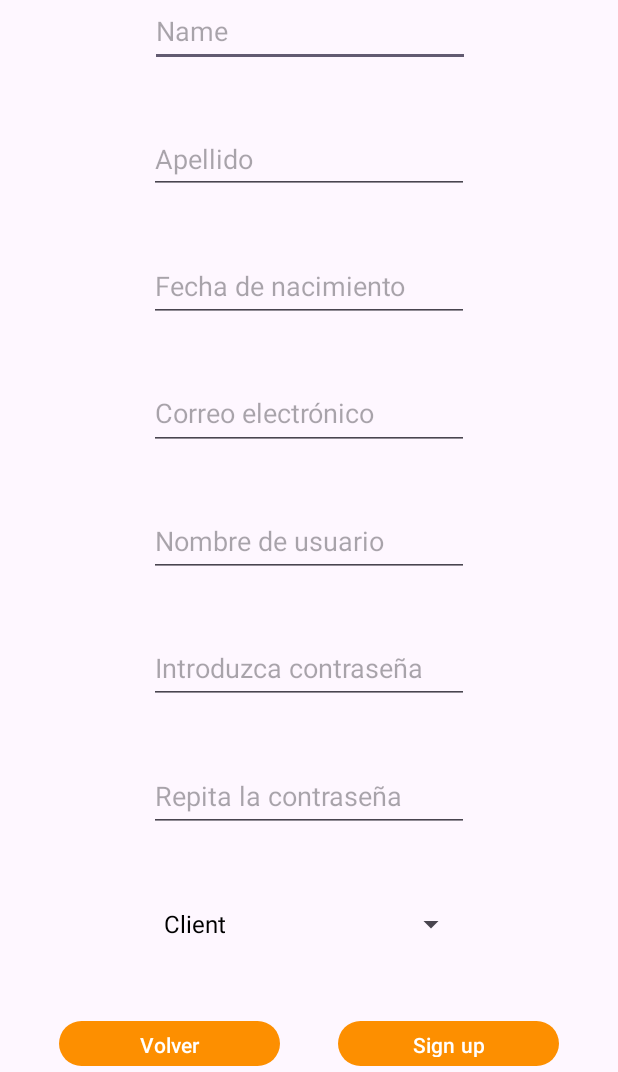
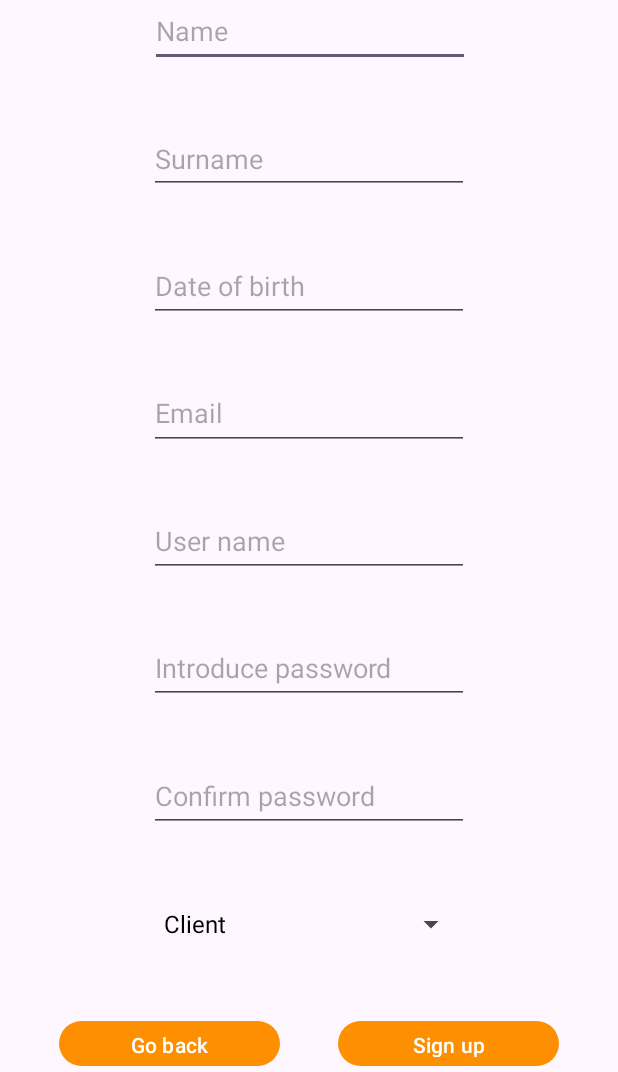
Before and after one commit to leirelasaam/EpicFitApp, an Android app: the RegistroActivity screen opened directly, with no data from a screen before it, on a phone screen of 412 x 824 dp, the part 164-1236 px from its top. Run offline under Robolectric (Android 15) with nearby library versions, the phone set to English and light mode, and no system bars; our stand-ins replace Firebase (no records; nobody signed in at launch, a user with empty details on screens opened directly).

Commit message:
Multi-idioma modificado

```diff
--- a/app/src/main/res/layout/activity_login.xml
+++ b/app/src/main/res/layout/activity_login.xml
@@ -11,7 +11,7 @@
         android:id="@+id/textViewUser"
         android:layout_width="59dp"
         android:layout_height="20dp"
-        android:text="Usuario"
+        android:text="@string/textViewUsuario"
         app:layout_constraintBottom_toTopOf="@+id/inputUser"
         app:layout_constraintEnd_toEndOf="parent"
         app:layout_constraintHorizontal_bias="0.21"
@@ -33,7 +33,7 @@
         android:id="@+id/btn_IniciarSesion"
         android:layout_width="260dp"
         android:layout_height="50dp"
-        android:text="INICIAR SESIÓN"
+        android:text="@string/buttonIniciarSesion"
         app:layout_constraintBottom_toTopOf="@+id/textViewNoTienesCuenta"
         app:layout_constraintEnd_toEndOf="parent"
         app:layout_constraintHorizontal_bias="0.5"
@@ -55,7 +55,7 @@
         android:id="@+id/textViewNoTienesCuenta"
         android:layout_width="wrap_content"
         android:layout_height="wrap_content"
-        android:text="¿Todavía no tienes cuenta?"
+        android:text="@string/textViewNoTienesCuenta"
         app:layout_constraintBottom_toTopOf="@+id/btn_Registrarme"
         app:layout_constraintEnd_toEndOf="parent"
         app:layout_constraintHorizontal_bias="0.5"
--- a/app/src/main/res/layout/activity_registro.xml
+++ b/app/src/main/res/layout/activity_registro.xml
@@ -11,7 +11,7 @@
         android:id="@+id/botonVolver"
         android:layout_width="147dp"
         android:layout_height="38dp"
-        android:text="Volver"
+        android:text="@string/buttonVolver"
         app:layout_constraintBottom_toBottomOf="parent"
         app:layout_constraintEnd_toStartOf="@+id/botonRegistro"
         app:layout_constraintHorizontal_bias="0.5"
@@ -51,7 +51,6 @@
         android:id="@+id/imageView2"
         android:layout_width="66dp"
         android:layout_height="45dp"
-        android:contentDescription="TODO"
         app:layout_constraintBottom_toBottomOf="parent"
         app:layout_constraintEnd_toEndOf="parent"
         app:layout_constraintHorizontal_bias="0.952"
@@ -83,7 +82,7 @@
         android:layout_height="wrap_content"
         android:autofillHints=""
         android:ems="10"
-        android:hint="Correo electrónico"
+        android:hint="@string/textViewEmail"
         android:inputType="textPostalAddress"
         android:minHeight="48dp"
         app:layout_constraintBottom_toTopOf="@+id/inputUsuario"
@@ -98,7 +97,7 @@
         android:clickable="false"
         android:ems="10"
         android:focusable="false"
-        android:hint="Fecha de nacimiento"
+        android:hint="@string/textViewFechaNacimiento"
         android:inputType="date"
         android:minHeight="48dp"
         app:layout_constraintBottom_toTopOf="@+id/inputCorreo"
@@ -112,7 +111,7 @@
         android:layout_width="wrap_content"
         android:layout_height="wrap_content"
         android:ems="10"
-        android:hint="Introduzca contraseña"
+        android:hint="@string/textViewIntroduzcaContraseña"
         android:inputType="textPassword"
         android:minHeight="48dp"
         app:layout_constraintBottom_toTopOf="@+id/inputPass2"
@@ -125,7 +124,7 @@
         android:layout_width="wrap_content"
         android:layout_height="wrap_content"
         android:ems="10"
-        android:hint="Repita la contraseña"
+        android:hint="@string/textViewConfirmarContraseña"
         android:inputType="textPassword"
         android:minHeight="48dp"
         app:layout_constraintBottom_toTopOf="@+id/spinner"
@@ -138,7 +137,7 @@
         android:layout_width="wrap_content"
         android:layout_height="wrap_content"
         android:ems="10"
-        android:hint="Apellido"
+        android:hint="@string/textViewApellido"
         android:inputType="text"
         android:minHeight="48dp"
         app:layout_constraintBottom_toTopOf="@+id/inputFechaNac"
@@ -152,7 +151,7 @@
         android:layout_width="wrap_content"
         android:layout_height="wrap_content"
         android:ems="10"
-        android:hint="Nombre de usuario"
+        android:hint="@string/textViewNombreUsuario"
         android:inputType="text"
         android:minHeight="48dp"
         app:layout_constraintBottom_toTopOf="@+id/inputPass"
--- a/app/src/main/res/values/strings.xml
+++ b/app/src/main/res/values/strings.xml
@@ -10,13 +10,19 @@
     <string name="textViewContraseña">Password</string>
     <string name="textViewMantenerSesion">Keep me logged in</string>
     <string name="textViewNoTienesCuenta">Do not have an account?</string>
+    <string name="buttonIniciarSesion" >Login in</string>
     <string name="buttonRegistrarme">Sign up</string>
 
     <!-- Registro Strings -->
     <string name="textViewNombre">Name</string>
     <string name="textViewApellido">Surname</string>
-    <string name="textViewFechaNacimiento"></string>
+    <string name="textViewFechaNacimiento">Date of birth</string>
     <string name="textViewEmail">Email</string>
+    <string name="textViewNombreUsuario">User name</string>
+    <string name="textViewIntroduzcaContraseña">Introduce password</string>
+    <string name="textViewConfirmarContraseña">Confirm password</string>
+    <string name="buttonVolver">Go back</string>
+
 
     <!-- Workouts Strings -->
     <string name="nivel_pl">Level of</string>
```
Also changed, not shown: 1 other file.
